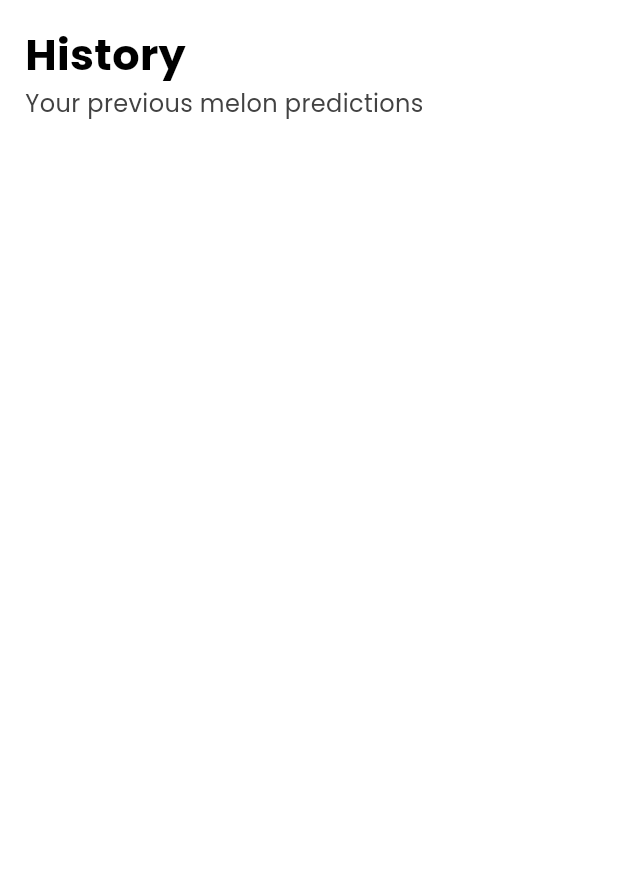
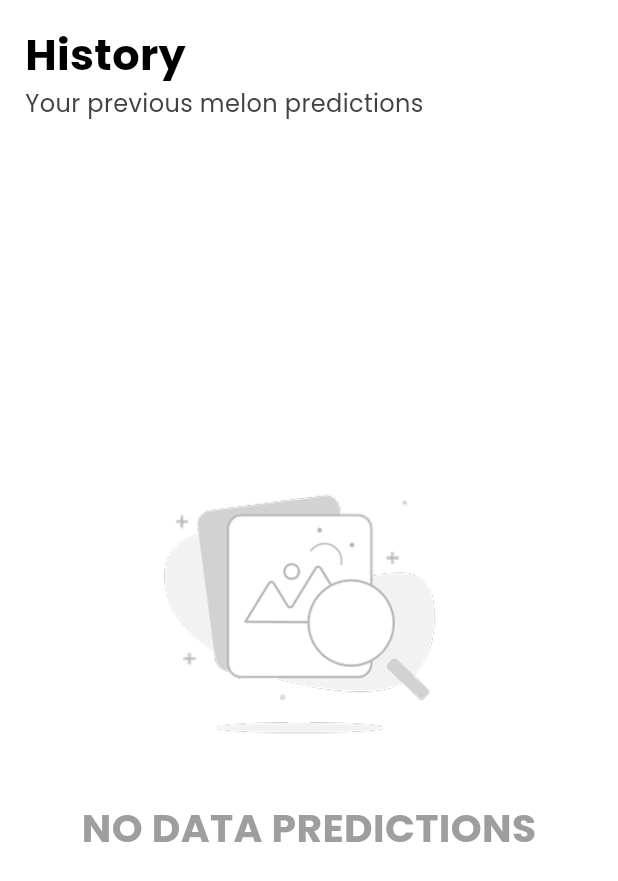
Before and after one commit to fkihai/mobile_hydromelon, a Flutter app: the HistoryView screen opened by its route, on a phone screen of 412 x 824 dp. Shown: the top 881 px of the screen. Run offline on Flutter 3.47's test engine with Material 3 defaults, Android fonts, the phone set to English and light mode, and no system bars; our stand-ins replace dio, flutter_dotenv, flutter_screenutil, get, image_picker, percent_indicator and 1 more; accounts and stored records are empty.

```diff
--- a/lib/apps/modules/history/views/history_view.dart
+++ b/lib/apps/modules/history/views/history_view.dart
@@ -1,7 +1,6 @@
 import 'package:flutter/material.dart';
 import 'package:flutter_screenutil/flutter_screenutil.dart';
 import 'package:get/get.dart';
-import 'package:mobile_hydromelon/apps/data/models/predict_model.dart';
 import 'package:mobile_hydromelon/apps/gen/assets.dart';
 import 'package:mobile_hydromelon/apps/routes/app_pages.dart';
 import 'package:mobile_hydromelon/apps/shared/utils/parse_time.dart';
@@ -35,7 +34,26 @@ class HistoryView extends GetView<HistoryController> {
                     ),
                     SizedBox(height: 10.h),
                     Expanded(
-                      child: ListView.builder(
+                      child: controller.data.isEmpty
+                          ? Column(
+                              mainAxisAlignment: MainAxisAlignment.center,
+                              children: [
+                                Center(
+                                  child: Image.asset(
+                                    width: 200.w,
+                                    Assets.img.historyNotFound.path,
+                                  ),
+                                ),
+                                SizedBox(height: 20.h),
+                                CustomText(
+                                  title: 'NO DATA PREDICTIONS',
+                                  fontSize: 20.sp,
+                                  fontWeight: FontWeight.bold,
+                                  color: Colors.grey,
+                                )
+                              ],
+                            )
+                          : ListView.builder(
                               itemCount: controller.data.length,
                               itemBuilder: (context, index) {
                                 return InkWell(
@@ -46,9 +64,11 @@ class HistoryView extends GetView<HistoryController> {
                                     );
                                   },
                                   child: ListTile(
-                              leading: Image.asset(Assets.img.melonIcon.path),
+                                    leading:
+                                        Image.asset(Assets.img.melonIcon.path),
                                     title: CustomText(
-                                title: '${controller.data[index].prediction}',
+                                      title:
+                                          '${controller.data[index].prediction}',
                                       fontSize: 14,
                                       fontWeight: FontWeight.bold,
                                     ),
--- a/lib/apps/shared/widget/customButton.dart
+++ b/lib/apps/shared/widget/customButton.dart
@@ -10,7 +10,7 @@ class CustomButton extends GetView<SinginController> {
     this.enabled = true,
     this.color = Colors.green,
   });
-  final Future<void> Function()? onPressed;
+  final void Function()? onPressed;
   final String title;
   final bool enabled;
   final Color color;
```
Also changed, not shown: lib/apps/gen/assets.gen.dart (+13 -2 lines), lib/apps/modules/detail/views/detail_view.dart (+28 -36 lines), lib/apps/modules/predict/views/predict_views.dart (+20 -4 lines), assets/img/history_not_found.png (added). Lines whose indentation alone changed are shown as unchanged.
